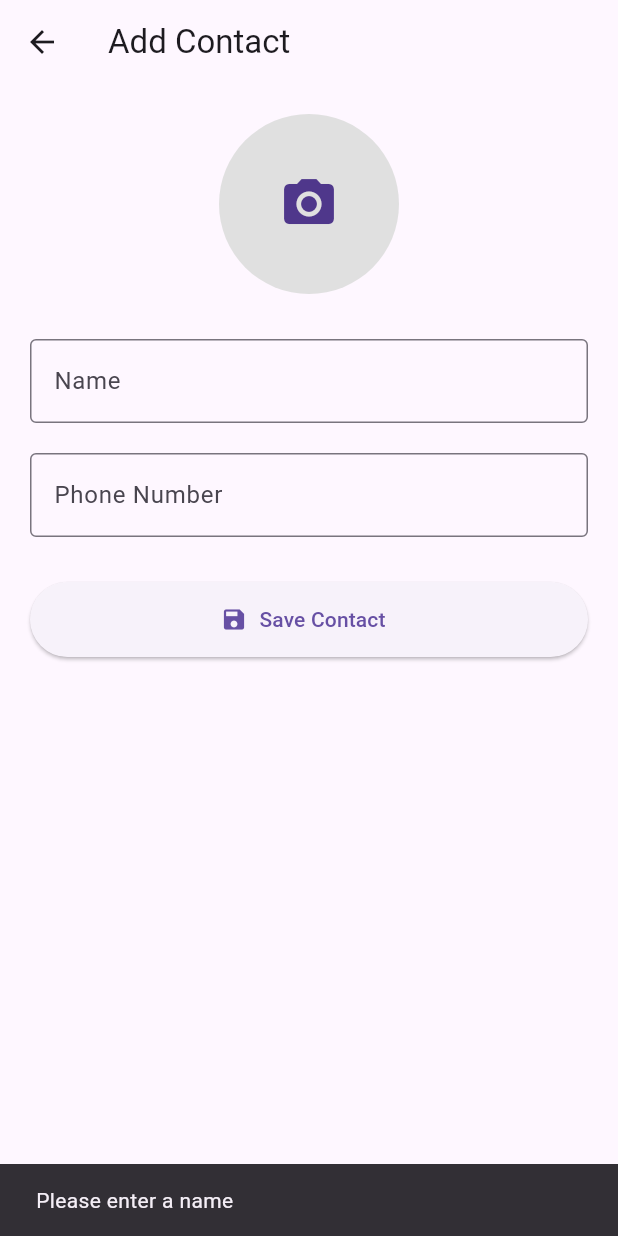
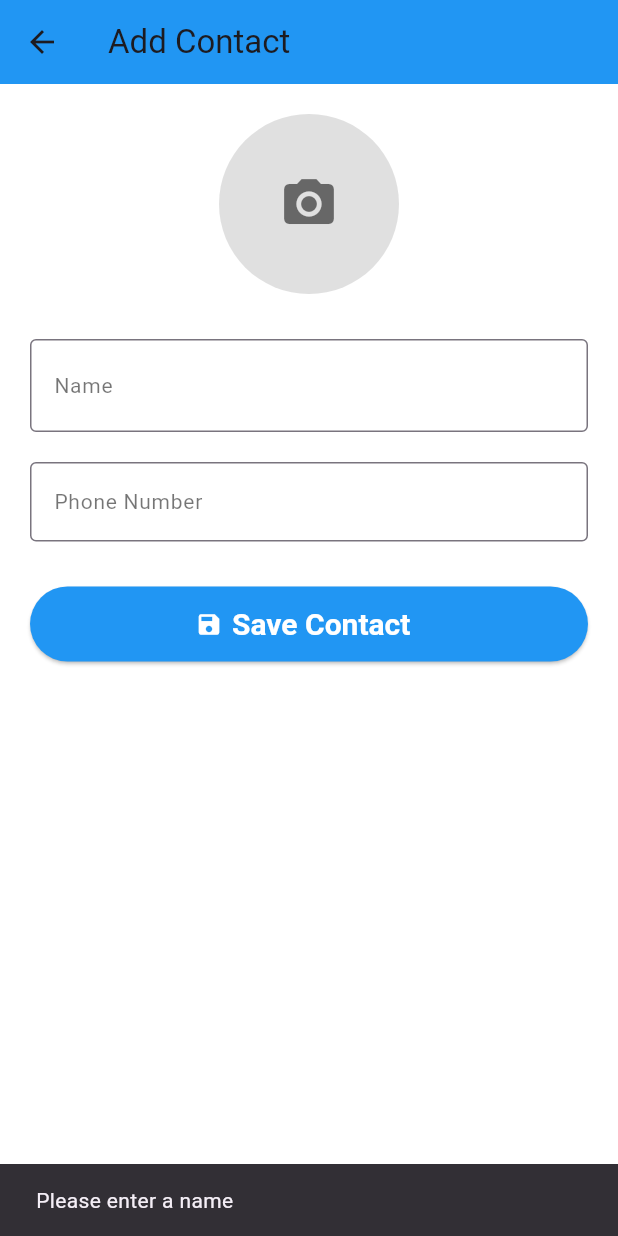
Before and after one commit to khalil2-main/khalil2-main-contact-with-flutter, a Flutter app: the AddContactPage screen opened directly with empty values, after a tap on "Save Contact", on a phone screen of 412 x 824 dp. Run offline on Flutter 3.47's test engine with Material 3 defaults, Android fonts, the phone set to English and light mode, and no system bars; our stand-ins replace image_picker, shared_preferences, sqflite; accounts and stored records are empty.

Commit message:
remove unnecessary contact card property variable

```diff
--- a/lib/pages/Contact/control_contact_page.dart
+++ b/lib/pages/Contact/control_contact_page.dart
@@ -4,6 +4,8 @@ import 'package:image_picker/image_picker.dart';
 import 'package:contact/db/db_helper.dart';
 import 'package:contact/models/contact_model.dart';
 import 'package:contact/models/user_model.dart';
+import 'package:contact/theme/app_colors.dart';
+import 'package:contact/theme/app_text_styles.dart';
 
 class AddContactPage extends StatefulWidget {
   final String phoneNumber;
@@ -16,7 +18,7 @@ class AddContactPage extends StatefulWidget {
 }
 
 class _AddContactPageState extends State<AddContactPage> {
-  final TextEditingController newName = TextEditingController();
+  final TextEditingController nameController = TextEditingController();
   late TextEditingController phoneController;
 
   Uint8List? imageBytes;
@@ -24,14 +26,12 @@ class _AddContactPageState extends State<AddContactPage> {
   @override
   void initState() {
     super.initState();
-    // initialize phone controller with the passed number
     phoneController = TextEditingController(text: widget.phoneNumber);
   }
 
-  // pick an image from the gallery
   Future<void> pickImage() async {
-    final ImagePicker picker = ImagePicker();
-    XFile? pickedFile = await picker.pickImage(source: ImageSource.gallery);
+    final picker = ImagePicker();
+    final XFile? pickedFile = await picker.pickImage(source: ImageSource.gallery);
 
     if (pickedFile != null) {
       imageBytes = await pickedFile.readAsBytes();
@@ -39,9 +39,8 @@ class _AddContactPageState extends State<AddContactPage> {
     }
   }
 
-  // save the new contact in the database
   Future<void> saveContact() async {
-    if (newName.text.isEmpty) {
+    if (nameController.text.isEmpty) {
       ScaffoldMessenger.of(context).showSnackBar(
         const SnackBar(content: Text("Please enter a name")),
       );
@@ -55,8 +54,8 @@ class _AddContactPageState extends State<AddContactPage> {
       return;
     }
 
-    ContactModel contact = ContactModel(
-      name: newName.text,
+    final contact = ContactModel(
+      name: nameController.text,
       userId: widget.user.id,
       phoneNumber: phoneController.text,
       image: imageBytes,
@@ -65,64 +64,70 @@ class _AddContactPageState extends State<AddContactPage> {
 
     await DBHelper.instance.insertContact(contact.toMap());
 
-    // Navigate back to HomePage
-    Navigator.popUntil(context, (route) => route.isFirst);
+
+    Navigator.pop(context, true);
   }
 
   @override
   Widget build(BuildContext context) {
     return Scaffold(
-      appBar: AppBar(title: const Text("Add Contact")),
+      backgroundColor: AppColors.background,
+      appBar: AppBar(
+        title: const Text("Add Contact"),
+        backgroundColor: AppColors.primary,
+      ),
       body: Padding(
         padding: const EdgeInsets.all(20),
         child: Column(
           children: [
-            // Profile Image
             GestureDetector(
               onTap: pickImage,
               child: CircleAvatar(
                 radius: 60,
                 backgroundColor: Colors.grey.shade300,
-                backgroundImage:
-                imageBytes != null ? MemoryImage(imageBytes!) : null,
+                backgroundImage: imageBytes != null ? MemoryImage(imageBytes!) : null,
                 child: imageBytes == null
-                    ? const Icon(Icons.camera_alt, size: 40)
+                    ? Icon(Icons.camera_alt, size: 40, color: AppColors.textLight)
                     : null,
               ),
             ),
 
             const SizedBox(height: 30),
 
-            // Name Field
             TextField(
-              controller: newName,
-              decoration: const InputDecoration(
+              controller: nameController,
+              style: AppTextStyles.title,
+              decoration: InputDecoration(
                 labelText: "Name",
-                border: OutlineInputBorder(),
+                labelStyle: AppTextStyles.subtitle,
+                border: const OutlineInputBorder(),
               ),
             ),
 
             const SizedBox(height: 20),
 
-            // Editable Phone Number
             TextField(
               controller: phoneController,
               keyboardType: TextInputType.phone,
-              decoration: const InputDecoration(
+              style: AppTextStyles.subtitle,
+              decoration: InputDecoration(
                 labelText: "Phone Number",
-                border: OutlineInputBorder(),
+                labelStyle: AppTextStyles.subtitle,
+                border: const OutlineInputBorder(),
               ),
             ),
 
             const SizedBox(height: 30),
 
-            // Save Button
             ElevatedButton.icon(
               onPressed: saveContact,
               icon: const Icon(Icons.save),
               label: const Text("Save Contact"),
               style: ElevatedButton.styleFrom(
+                backgroundColor: AppColors.primary,
+                foregroundColor: Colors.white,
                 minimumSize: const Size(double.infinity, 50),
+                textStyle: AppTextStyles.title,
               ),
             ),
           ],
--- a/lib/pages/Contact/favorites_page.dart
+++ b/lib/pages/Contact/favorites_page.dart
@@ -67,13 +67,7 @@ class _FavoritesPageState extends State<FavoritesPage> {
 
           return ContactCard(
             contact: contact,
-            onFavoriteToggle: () => toggleFavorite(contact),
-            onEdit: () {
 
-            },
-            onDelete: () {
-
-            },
           );
         },
       ),
```
